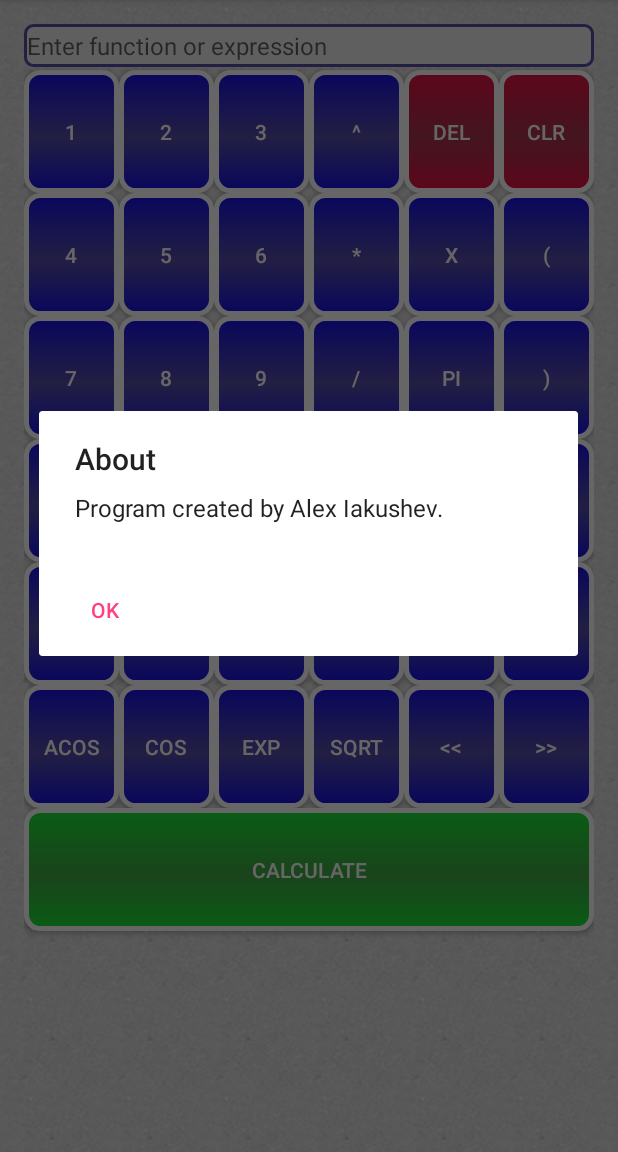
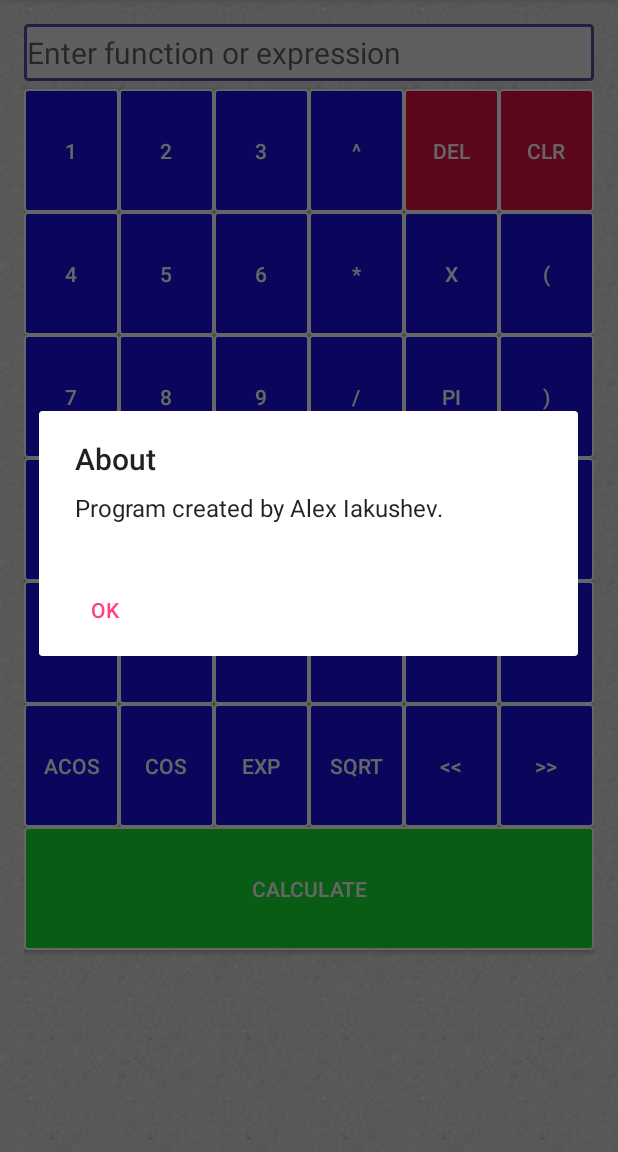
Before and after one commit to yakushev85/JavaRepository, an Android app: the screen it shows after launch (MainActivity), in the options menu, after a tap on "About", on a phone screen of 412 x 824 dp, the part 84-1236 px from its top. Run offline under Robolectric (Android 15) with nearby library versions, the phone set to English and light mode, and no system bars.

Commit message:
calculatorfx: refactor. ui updates

```diff
--- a/AndroidProjects/CalculatorFX/app/src/main/java/chartbuilderfx/oleksandr/iakushev/com/calculatorfx/MainActivity.java
+++ b/AndroidProjects/CalculatorFX/app/src/main/java/chartbuilderfx/oleksandr/iakushev/com/calculatorfx/MainActivity.java
@@ -20,7 +20,7 @@ import android.widget.EditText;
 import android.widget.Toast;
 
 public class MainActivity extends AppCompatActivity implements View.OnClickListener {
-    private static int[] BUTTONS = {
+    private static final int[] BUTTONS = {
             R.id.buttonBuildChart,
             R.id.buttond0,
             R.id.buttond1,
--- a/AndroidProjects/CalculatorFX/app/src/main/res/drawable/blue_button_shape.xml
+++ b/AndroidProjects/CalculatorFX/app/src/main/res/drawable/blue_button_shape.xml
@@ -1,16 +1,10 @@
 <?xml version="1.0" encoding="utf-8"?>
 <shape xmlns:android="http://schemas.android.com/apk/res/android" android:shape="rectangle" >
 	<corners
-		android:radius="9dp"
+		android:radius="2dp"
 	/>
-	<gradient
-		android:angle="90"
-		android:centerX="45%"
-		android:centerColor="#564DA8"
-		android:startColor="#1710E8"
-		android:endColor="#1710E8"
-		android:type="linear"
-	/>
+	<solid
+		android:color="#1710E8"/>
 	<padding
 		android:left="0dp"
 		android:top="0dp"
@@ -18,7 +12,7 @@
 		android:bottom="0dp"
 	/>
 	<stroke
-		android:width="3dp"
+		android:width="1dp"
 		android:color="#FFFFFF"
 	/>
 </shape>
--- a/AndroidProjects/CalculatorFX/app/src/main/res/drawable/editfunc_shape.xml
+++ b/AndroidProjects/CalculatorFX/app/src/main/res/drawable/editfunc_shape.xml
@@ -1,7 +1,7 @@
 <?xml version="1.0" encoding="utf-8"?>
 <shape xmlns:android="http://schemas.android.com/apk/res/android" android:shape="rectangle" >
 	<corners
-		android:radius="5dp"
+		android:radius="2dp"
 	/>
 
 	<solid android:color="#EFEFEF"/>
--- a/AndroidProjects/CalculatorFX/app/src/main/res/drawable/editx_shape.xml
+++ b/AndroidProjects/CalculatorFX/app/src/main/res/drawable/editx_shape.xml
@@ -1,7 +1,7 @@
 <?xml version="1.0" encoding="utf-8"?>
 <shape xmlns:android="http://schemas.android.com/apk/res/android" android:shape="rectangle" >
 	<corners
-		android:radius="5dp"
+		android:radius="2dp"
 	/>
 
 	<solid android:color="#EFEFEF"/>
--- a/AndroidProjects/CalculatorFX/app/src/main/res/drawable/green_button_shape.xml
+++ b/AndroidProjects/CalculatorFX/app/src/main/res/drawable/green_button_shape.xml
@@ -1,16 +1,10 @@
 <?xml version="1.0" encoding="utf-8"?>
 <shape xmlns:android="http://schemas.android.com/apk/res/android" android:shape="rectangle" >
 	<corners
-		android:radius="9dp"
+		android:radius="2dp"
 	/>
-	<gradient
-		android:angle="90"
-		android:centerX="45%"
-		android:centerColor="#42A845"
-		android:startColor="#17E833"
-		android:endColor="#17E833"
-		android:type="linear"
-	/>
+	<solid
+		android:color="#17E833"/>
 	<padding
 		android:left="0dp"
 		android:top="0dp"
@@ -18,7 +12,7 @@
 		android:bottom="0dp"
 	/>
 	<stroke
-		android:width="3dp"
+		android:width="1dp"
 		android:color="#FFFFFF"
 	/>
 </shape>
--- a/AndroidProjects/CalculatorFX/app/src/main/res/drawable/grey_button_shape.xml
+++ b/AndroidProjects/CalculatorFX/app/src/main/res/drawable/grey_button_shape.xml
@@ -1,16 +1,10 @@
 <?xml version="1.0" encoding="utf-8"?>
 <shape xmlns:android="http://schemas.android.com/apk/res/android" android:shape="rectangle" >
 	<corners
-		android:radius="9dp"
+		android:radius="2dp"
 	/>
-	<gradient
-		android:angle="90"
-		android:centerX="45%"
-		android:centerColor="#19401A"
-		android:startColor="#042408"
-		android:endColor="#042408"
-		android:type="linear"
-	/>
+	<solid
+		android:color="#042408" />
 	<padding
 		android:left="0dp"
 		android:top="0dp"
@@ -18,7 +12,7 @@
 		android:bottom="0dp"
 	/>
 	<stroke
-		android:width="5dp"
+		android:width="1dp"
 		android:color="#FFFFFF"
 	/>
 </shape>
--- a/AndroidProjects/CalculatorFX/app/src/main/res/drawable/red_button_shape.xml
+++ b/AndroidProjects/CalculatorFX/app/src/main/res/drawable/red_button_shape.xml
@@ -1,16 +1,10 @@
 <?xml version="1.0" encoding="utf-8"?>
 <shape xmlns:android="http://schemas.android.com/apk/res/android" android:shape="rectangle" >
 	<corners
-		android:radius="9dp"
+		android:radius="2dp"
 	/>
-	<gradient
-		android:angle="90"
-		android:centerX="45%"
-		android:centerColor="#A8344F"
-		android:startColor="#E81043"
-		android:endColor="#E81043"
-		android:type="linear"
-	/>
+	<solid
+		android:color="#E81043" />
 	<padding
 		android:left="0dp"
 		android:top="0dp"
@@ -18,7 +12,7 @@
 		android:bottom="0dp"
 	/>
 	<stroke
-		android:width="3dp"
+		android:width="1dp"
 		android:color="#FFFFFF"
 	/>
 </shape>
--- a/AndroidProjects/CalculatorFX/app/src/main/res/layout/activity_main.xml
+++ b/AndroidProjects/CalculatorFX/app/src/main/res/layout/activity_main.xml
@@ -26,10 +26,10 @@
         android:hint="@string/enter_function"
         android:inputType="text"
         android:maxLines="1"
-        android:textSize="16sp"
-        android:paddingBottom="3dp"
-        android:paddingTop="3dp"
-        android:layout_marginBottom="2dp"/>
+        android:textSize="20sp"
+        android:paddingBottom="5dp"
+        android:paddingTop="5dp"
+        android:layout_marginBottom="5dp"/>
 
     <Button
         android:id="@+id/buttond1"
--- a/AndroidProjects/CalculatorFX/app/src/main/res/layout/activity_result.xml
+++ b/AndroidProjects/CalculatorFX/app/src/main/res/layout/activity_result.xml
@@ -40,6 +40,7 @@
         android:layout_above="@+id/buttonrefresh"
         android:layout_alignParentLeft="true"
         android:layout_marginBottom="82dp"
+        android:layout_marginRight="5dp"
         android:text="@string/begin_point"
         android:textAppearance="?android:attr/textAppearanceMedium"
         android:textSize="15sp" />
@@ -51,6 +52,7 @@
         android:layout_above="@+id/buttonrefresh"
         android:layout_alignParentLeft="true"
         android:layout_marginBottom="31dp"
+        android:layout_marginRight="5dp"
         android:text="@string/end_point"
         android:textAppearance="?android:attr/textAppearanceMedium"
         android:textSize="15sp" />
```
